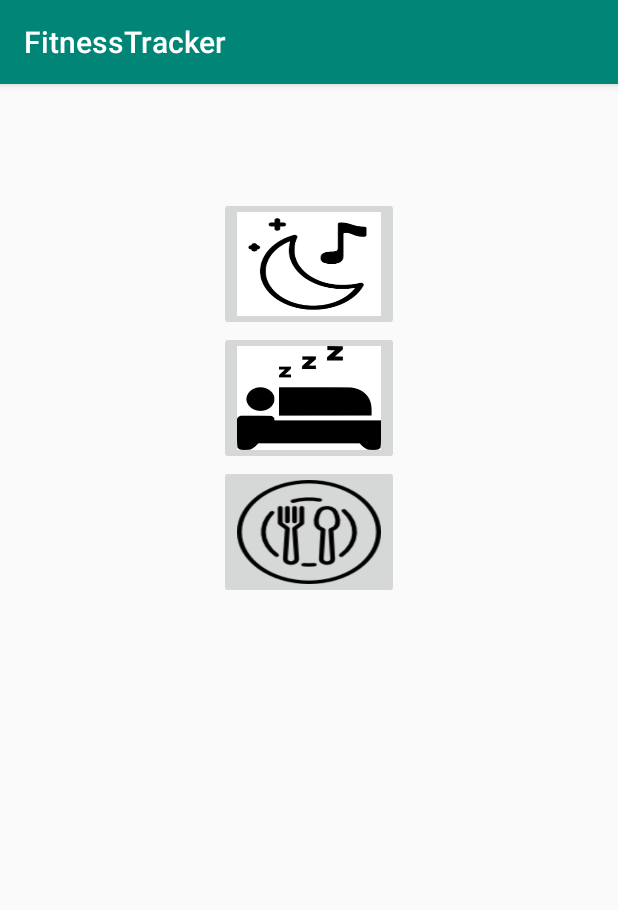
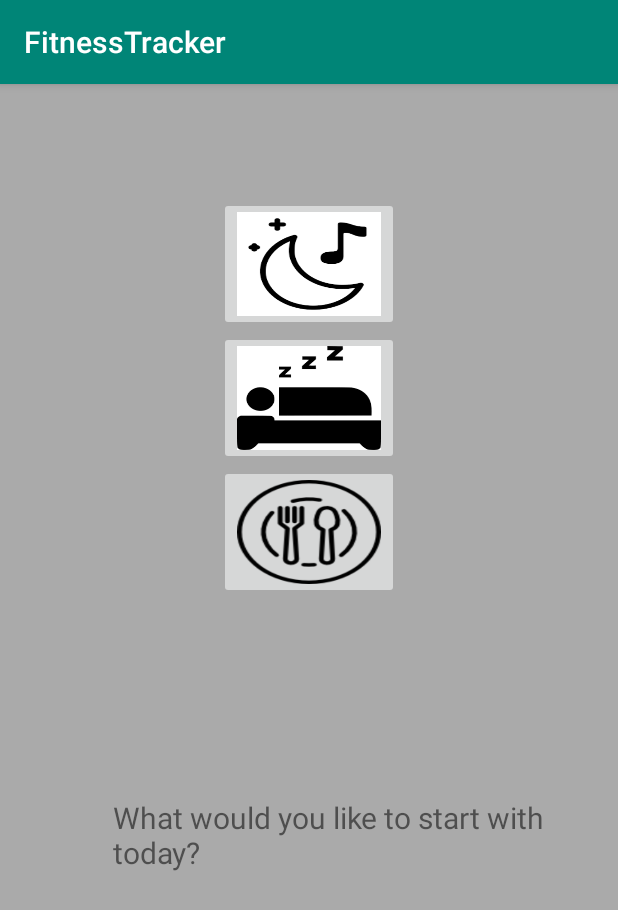
Before and after one commit to khyap17274/CSS-HACKATHON-2019, an Android app: the screen it shows after launch (MainActivity), on a phone screen of 412 x 824 dp. Shown: the top 910 px of the screen. Run offline under Robolectric (Android 15) with nearby library versions, the phone set to English and light mode, and no system bars.

Commit message:
few changes to main page layout

```diff
--- a/FitnessTracker/app/src/main/res/layout/activity_main.xml
+++ b/FitnessTracker/app/src/main/res/layout/activity_main.xml
@@ -9,6 +9,7 @@
     tools:context=".MainActivity"
     android:gravity="center_horizontal"
     android:padding="25dp"
+    android:background="@android:color/darker_gray"
     >
 
     <!--<Button-->
@@ -33,6 +34,16 @@
         <!--android:text="@string/calorie_counter"-->
         <!--android:layout_below="@+id/sleeptracker_btn"-->
         <!--/>-->
+    <TextView
+        android:layout_width="match_parent"
+        android:layout_height="match_parent"
+        android:layout_marginTop="450dp"
+        android:text="What would you like to start with today?"
+        android:layout_marginLeft="50dp"
+        android:textSize="20dp"
+
+        />
+
     <ImageButton
         android:id="@+id/sleepsound_btn"
         android:contentDescription="@string/hear_a_lullaby"
@@ -40,6 +51,7 @@
         android:layout_height="89dp"
         android:layout_alignParentTop="true"
         android:layout_marginTop="50dp"
+        android:layout_centerHorizontal="true"
         android:scaleType="fitXY"
         android:src="@drawable/lullaby_icon" />
 
@@ -50,6 +62,7 @@
         android:layout_height="89dp"
         android:layout_below="@+id/sleepsound_btn"
         android:scaleType="fitXY"
+        android:layout_centerHorizontal="true"
         android:src="@drawable/sleep_icon" />
 
     <ImageButton
@@ -58,6 +71,7 @@
         android:layout_width="120dp"
         android:layout_height="89dp"
         android:layout_below="@+id/sleeptracker_btn"
+        android:layout_centerHorizontal="true"
         android:scaleType="fitXY"
         android:src="@drawable/food_icon" />
 
```
